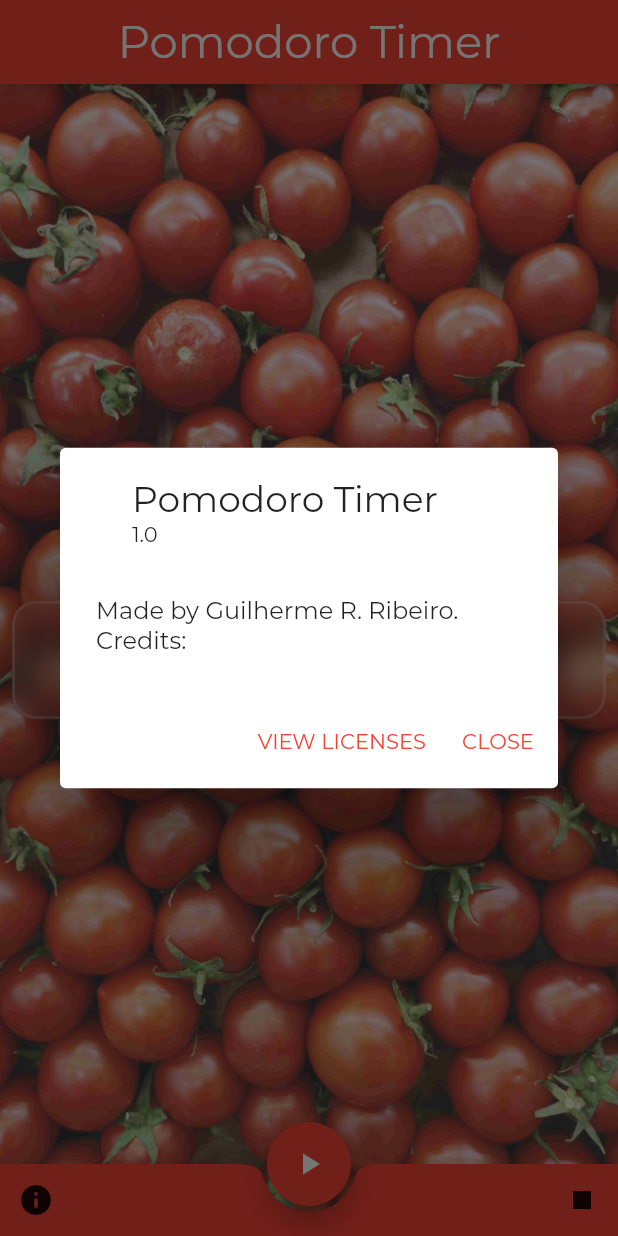
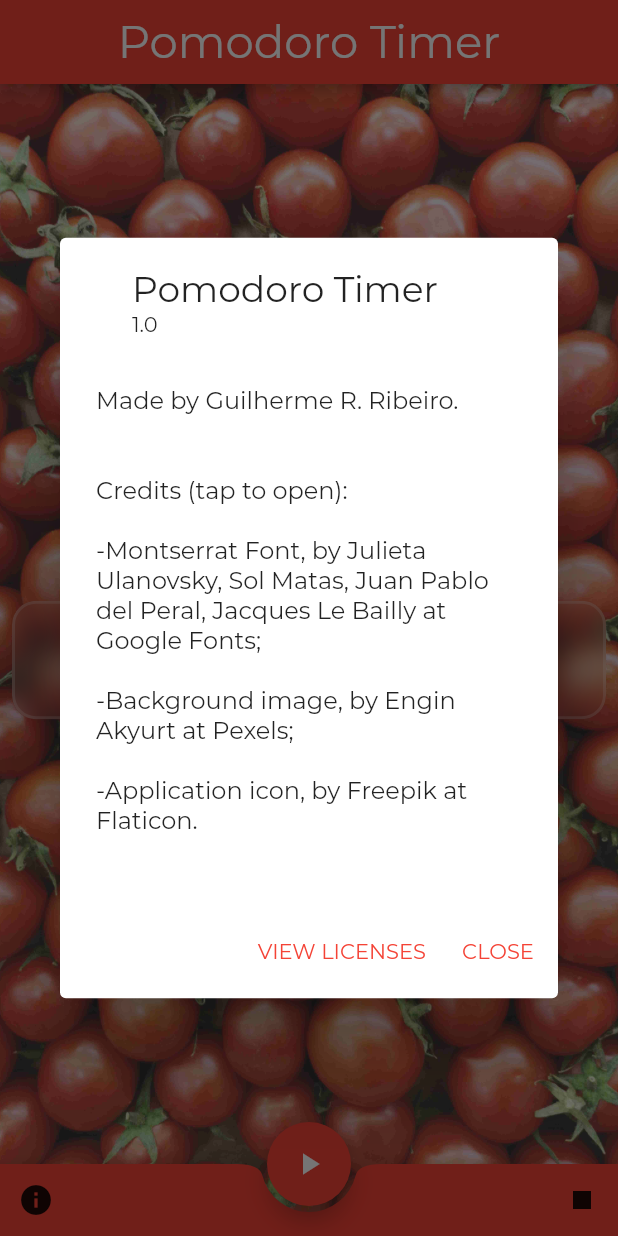
Before and after one commit to Keyband/pomodoro_flutter, a Flutter app: the screen it shows after launch, after a tap on the "info" icon, on a phone screen of 412 x 824 dp. Run offline on Flutter 3.47's test engine with Material 2 defaults, Android fonts, the phone set to English and light mode, and no system bars; our stand-ins replace auto_size_text, just_audio; project files that could hold a hidden picture were left out.

Commit message:
Added credits to a button at the BottomNavBar

```diff
--- a/lib/main.dart
+++ b/lib/main.dart
@@ -6,6 +6,7 @@ import 'dart:ui';
 import 'dart:async';
 import 'dart:io' show Platform;
 import 'package:flutter/foundation.dart' show kIsWeb;
+import 'package:url_launcher/url_launcher.dart';
 
 import 'package:auto_size_text/auto_size_text.dart';
 import 'package:flutter/material.dart';
@@ -125,7 +126,26 @@ class _MyHomePageState extends State<MyHomePage> {
                     // applicationLegalese:
                     // "Made by Guilherme R. Ribeiro.",
                     children: <Widget>[
-                      Text("Made by Guilherme R. Ribeiro. Credits:")
+                      Text("Made by Guilherme R. Ribeiro.\n\n"),
+                      Text("Credits (tap to open):\n"),
+                      InkWell(
+                        child: Text(
+                            '-Montserrat Font, by Julieta Ulanovsky, Sol Matas, Juan Pablo del Peral, Jacques Le Bailly at Google Fonts;\n'),
+                        onTap: () => launch(
+                            'https://fonts.google.com/specimen/Montserrat'),
+                      ),
+                      InkWell(
+                        child: Text(
+                            '-Background image, by Engin Akyurt at Pexels;\n'),
+                        onTap: () => launch(
+                            'https://www.pexels.com/photo/red-tomatoes-on-board-2899682/'),
+                      ),
+                      InkWell(
+                        child: Text(
+                            '-Application icon, by Freepik at Flaticon.\n'),
+                        onTap: () => launch(
+                            'https://www.flaticon.com/free-icon/tomato_1412511?related_item_id=1413626&term=tomato'),
+                      ),
                     ]),
               ),
               IconButton(
```
